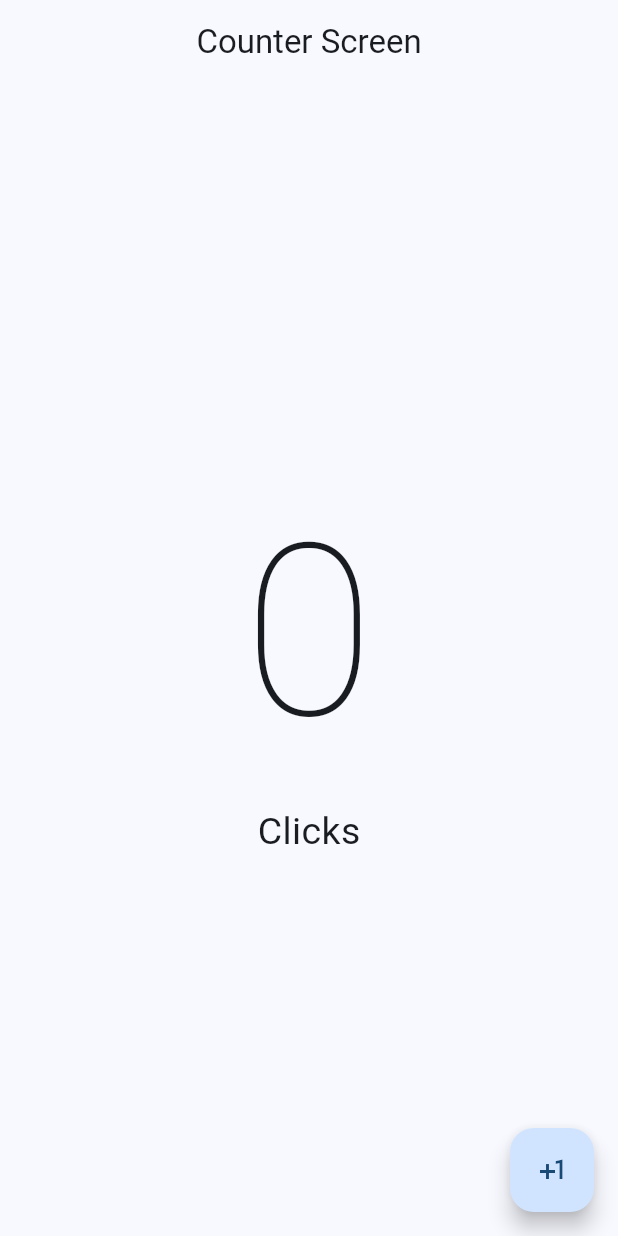
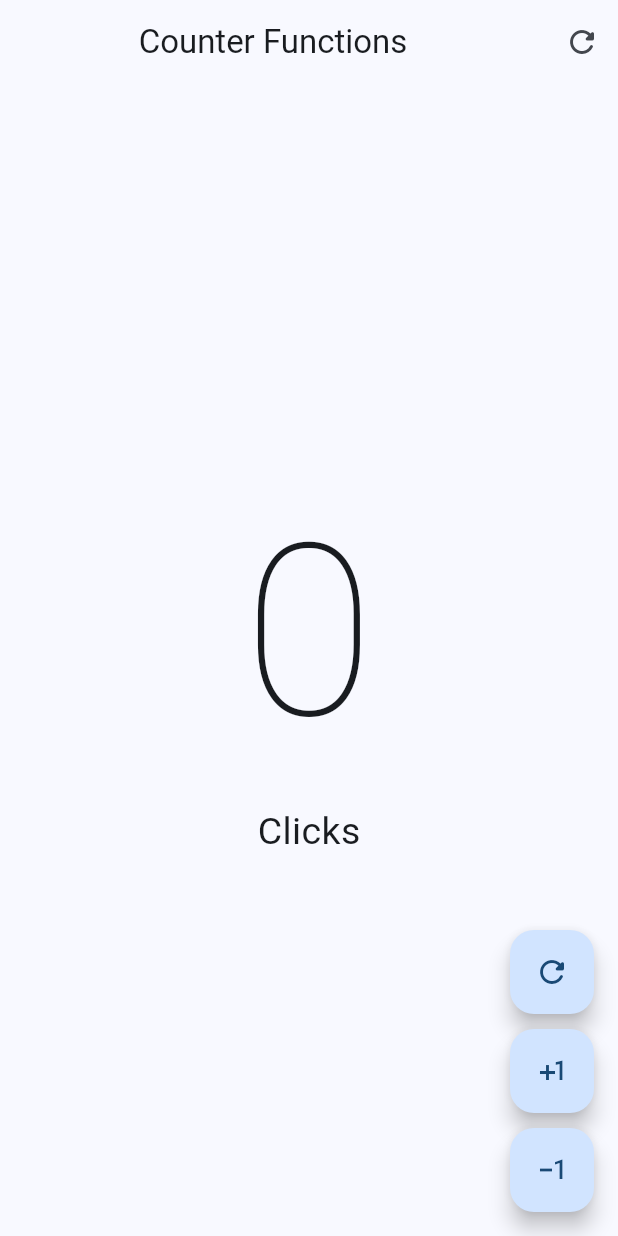
Before and after one commit to cseluzha/PracticeDart, a Flutter app: the screen it shows after launch, on a phone screen of 412 x 824 dp. Run offline on Flutter 3.47's test engine with Material 2 defaults, Android fonts, the phone set to English and light mode, and no system bars.

Commit message:
feat: add a custom button and separece the code for the counter screen

```diff
--- a/hello_world_app/lib/main.dart
+++ b/hello_world_app/lib/main.dart
@@ -1,5 +1,5 @@
 import 'package:flutter/material.dart';
-import 'package:hello_world_app/presentation/screens/counter/counter_screen.dart';
+import 'package:hello_world_app/presentation/screens/counter/counter_fuctions_screen.dart';
 
 void main() {
   // The init widget - like component or screen on React Native
@@ -17,7 +17,7 @@ class MyApp extends StatelessWidget {
         useMaterial3: true,
         colorSchemeSeed: Colors.blue
       ),
-      home: const CounterScreen()
+      home: const CounterFunctionsScreen()
     );
   }
 }
--- /dev/null
+++ b/hello_world_app/lib/presentation/screens/counter/counter_fuctions_screen.dart
@@ -0,0 +1,92 @@
+import 'package:flutter/material.dart';
+
+class CounterFunctionsScreen extends StatefulWidget {
+  const CounterFunctionsScreen({super.key});
+
+  @override
+  State<CounterFunctionsScreen> createState() => _CounterFunctionsScreenState();
+}
+
+class _CounterFunctionsScreenState extends State<CounterFunctionsScreen> {
+  int clickCounter = 0;
+
+  @override
+  Widget build(BuildContext context) {
+    return Scaffold(
+        appBar: AppBar(
+          title: const Center(child: Text('Counter Functions')),
+          actions: [
+            IconButton(
+                icon: const Icon(Icons.refresh_rounded),
+                onPressed: () {
+                  setState(() {
+                    clickCounter = 0;
+                  });
+                }),
+          ],
+        ),
+        body: Center(
+            child: Column(
+          mainAxisAlignment: MainAxisAlignment.center,
+          children: [
+            Text('$clickCounter',
+                style: const TextStyle(
+                    fontSize: 160, fontWeight: FontWeight.w100)),
+            Text('Click${clickCounter == 1 ? '' : 's'}',
+                style: const TextStyle(fontSize: 25))
+          ],
+        )),
+        floatingActionButton: Column(
+          mainAxisAlignment: MainAxisAlignment.end,
+          children: [
+            CustomButton(
+              icon: Icons.refresh_rounded,
+              onPressed: () {
+                setState(() {
+                  clickCounter = 0;
+                });
+              },
+            ),
+            const SizedBox(height: 10),
+            CustomButton(
+              icon: Icons.plus_one,
+              onPressed: () {
+                setState(() {
+                  clickCounter++;
+                });
+              },
+            ),
+            const SizedBox(height: 10),
+            CustomButton(
+              icon: Icons.exposure_minus_1_outlined,
+              onPressed: () {
+                if (clickCounter == 0) {
+                  return;
+                }
+                clickCounter--;
+                setState(() {});
+              },
+            ),
+          ],
+        ));
+  }
+}
+
+class CustomButton extends StatelessWidget {
+  final IconData icon;
+  final VoidCallback? onPressed;
+  const CustomButton({
+    super.key,
+    required this.icon,
+    this.onPressed,
+  });
+
+  @override
+  Widget build(BuildContext context) {
+    return FloatingActionButton(
+      // shape: const StadiumBorder(),
+      onPressed: onPressed,
+      child: Icon(icon),
+    );
+  }
+}
```
